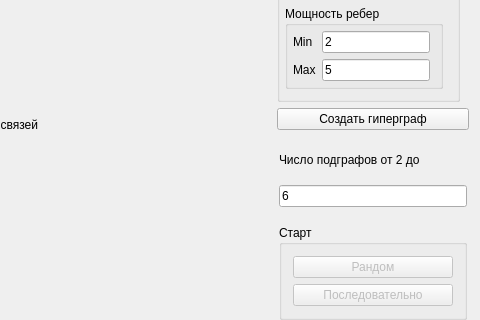
The window that gui/mainwindow.ui (olerapx/CAD) describes before a commit, drawn with Qt 5; both pictures show x 346 to 826 and y 239 to 559 of the 826 by 717 pixel window.
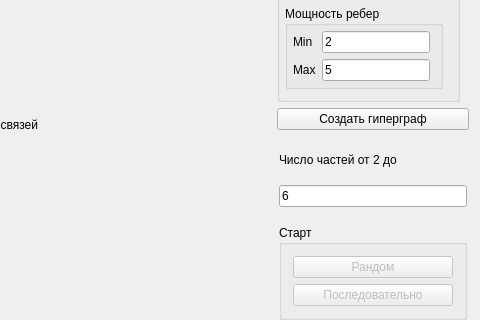
The same window after the commit. Custom widgets are drawn as their Qt base class.

The edit to the form file:
```diff
--- a/gui/mainwindow.ui
+++ b/gui/mainwindow.ui
@@ -428,7 +428,7 @@
              </sizepolicy>
             </property>
             <property name="text">
-             <string>Число подграфов от 2 до</string>
+             <string>Число частей от 2 до</string>
             </property>
            </widget>
           </item>
```
